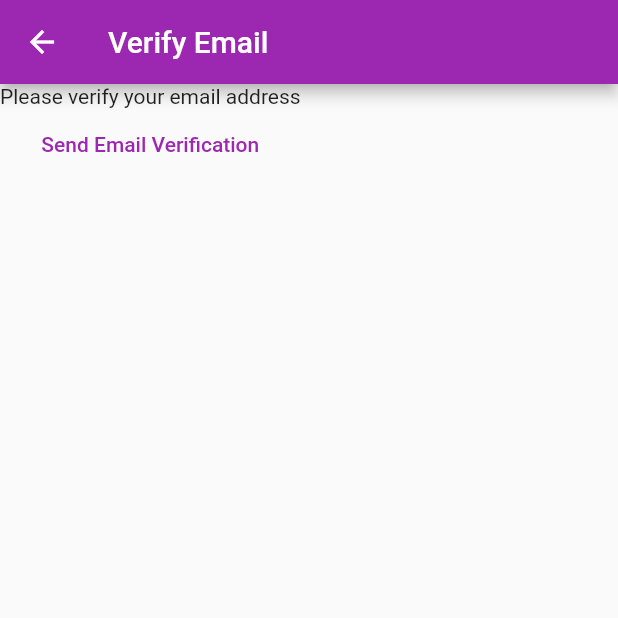
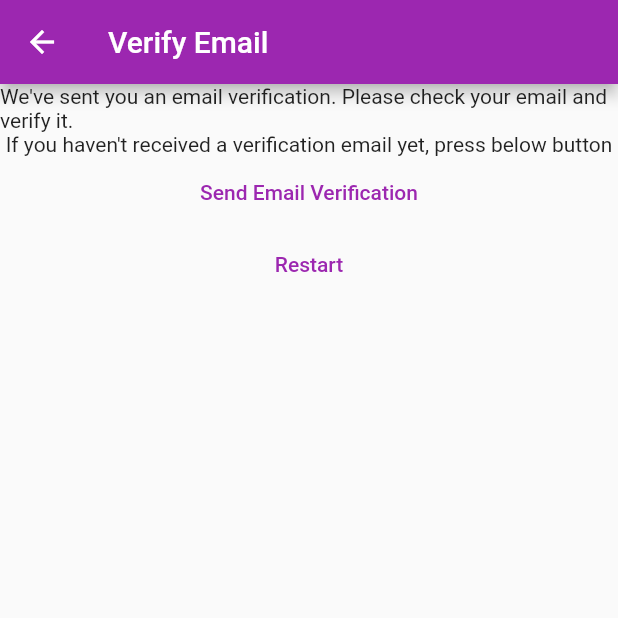
Before and after one commit to mrghevariya106/mywaylearn, a Flutter app: the VerifyEmailView screen opened directly, on a phone screen of 412 x 824 dp, the top half of it. Run offline on Flutter 3.47's test engine with Material 2 defaults, Android fonts, the phone set to English and light mode, and no system bars; our stand-ins replace firebase_auth, firebase_core; missing offline and left inert: cloud_firestore_web, firebase_analytics_web, firebase_auth_web, firebase_core_web; accounts and stored records are empty.

Commit message:
added the changes for verify mail advanced fn

```diff
--- a/lib/constants/routes.dart
+++ b/lib/constants/routes.dart
@@ -1,3 +1,4 @@
 const loginRoute = '/login/';
 const registerRoute = '/register/';
 const notesRoute = '/notes/';
+const verifyEmailRoute = '/verify-email-view/';
--- a/lib/main.dart
+++ b/lib/main.dart
@@ -20,6 +20,7 @@ void main() {
       loginRoute : (context) => const LoginView(),
       registerRoute : (context) => const RegisterView(),
       notesRoute : (context) => const NotesView(),
+      verifyEmailRoute : (context) => const VerifyEmailView(),
     }
   ));
 }
--- a/lib/view/verify_email_view.dart
+++ b/lib/view/verify_email_view.dart
@@ -1,5 +1,6 @@
 import 'package:firebase_auth/firebase_auth.dart';
 import 'package:flutter/material.dart';
+import 'package:mywaylearn/constants/routes.dart';
 
 class VerifyEmailView extends StatefulWidget {
   const VerifyEmailView({Key? key}) : super(key: key);
@@ -17,14 +18,22 @@ class _VerifyEmailViewState extends State<VerifyEmailView> {
       ),
       body: Column(
         children: [
-          const Text('Please verify your email address'),
+          const Text("We've sent you an email verification. Please check your email and verify it."),
+          const Text("If you haven't received a verification email yet, press below button"),
           TextButton(
             onPressed: () async {
               final user = await FirebaseAuth.instance.currentUser;
               user?.sendEmailVerification();
             },
             child: const Text('Send Email Verification'),
-          )
+          ),
+          TextButton(
+            onPressed: () async {
+              await FirebaseAuth.instance.signOut();
+              Navigator.of(context).pushNamedAndRemoveUntil(registerRoute, (route) => false);
+            },
+            child: const Text('Restart'),
+          ),
         ],
       ),
     );
```
Also changed, not shown: lib/view/register_view.dart (+6 -4 lines).
